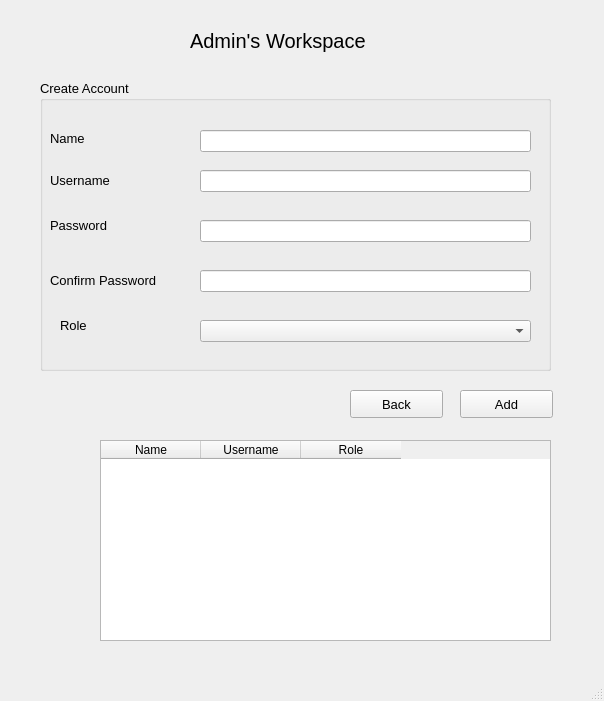
Muneeba-Badar/DB-Final-Project, file admin.ui: the form before one commit.
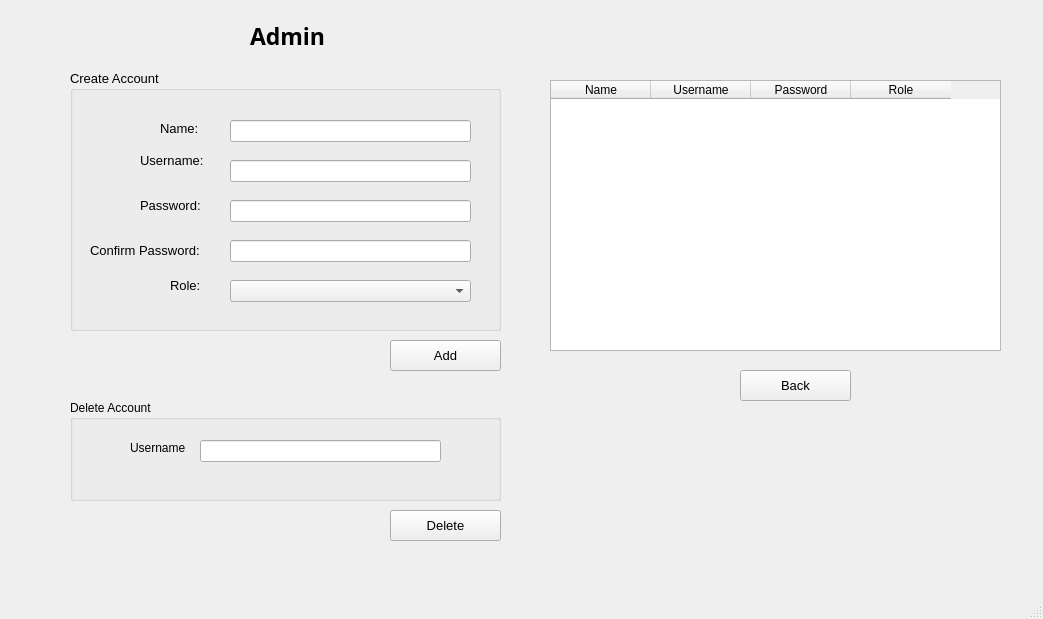
The form after the commit.

Diff of the .ui file:
```diff
--- a/admin.ui
+++ b/admin.ui
@@ -6,36 +6,18 @@
    <rect>
     <x>0</x>
     <y>0</y>
-    <width>604</width>
-    <height>701</height>
+    <width>1043</width>
+    <height>619</height>
    </rect>
   </property>
   <property name="windowTitle">
    <string>MainWindow</string>
   </property>
   <widget class="QWidget" name="centralwidget">
-   <widget class="QLabel" name="label">
-    <property name="geometry">
-     <rect>
-      <x>190</x>
-      <y>10</y>
-      <width>301</width>
-      <height>61</height>
-     </rect>
-    </property>
-    <property name="font">
-     <font>
-      <pointsize>15</pointsize>
-     </font>
-    </property>
-    <property name="text">
-     <string>Admin's Workspace</string>
-    </property>
-   </widget>
    <widget class="QLabel" name="label_2">
     <property name="geometry">
      <rect>
-      <x>70</x>
+      <x>110</x>
       <y>130</y>
       <width>55</width>
       <height>16</height>
@@ -48,10 +30,10 @@
    <widget class="QGroupBox" name="groupBox">
     <property name="geometry">
      <rect>
-      <x>40</x>
-      <y>80</y>
-      <width>511</width>
-      <height>291</height>
+      <x>70</x>
+      <y>70</y>
+      <width>431</width>
+      <height>261</height>
      </rect>
     </property>
     <property name="font">
@@ -65,40 +47,40 @@
     <widget class="QLabel" name="label_3">
      <property name="geometry">
       <rect>
-       <x>10</x>
-       <y>80</y>
+       <x>70</x>
+       <y>70</y>
        <width>81</width>
        <height>41</height>
       </rect>
      </property>
      <property name="text">
-      <string>Username</string>
+      <string>Username:</string>
      </property>
     </widget>
     <widget class="QLabel" name="label_4">
      <property name="geometry">
       <rect>
-       <x>10</x>
-       <y>130</y>
+       <x>70</x>
+       <y>120</y>
        <width>81</width>
        <height>31</height>
       </rect>
      </property>
      <property name="text">
-      <string>Password</string>
+      <string>Password:</string>
      </property>
     </widget>
     <widget class="QLabel" name="label_5">
      <property name="geometry">
       <rect>
-       <x>20</x>
-       <y>230</y>
-       <width>81</width>
+       <x>100</x>
+       <y>200</y>
+       <width>51</width>
        <height>31</height>
       </rect>
      </property>
      <property name="text">
-      <string>Role</string>
+      <string>Role:</string>
      </property>
     </widget>
     <widget class="QLineEdit" name="Username">
@@ -106,7 +88,7 @@
       <rect>
        <x>160</x>
        <y>90</y>
-       <width>331</width>
+       <width>241</width>
        <height>22</height>
       </rect>
      </property>
@@ -115,8 +97,8 @@
      <property name="geometry">
       <rect>
        <x>160</x>
-       <y>140</y>
-       <width>331</width>
+       <y>130</y>
+       <width>241</width>
        <height>22</height>
       </rect>
      </property>
@@ -128,8 +110,8 @@
      <property name="geometry">
       <rect>
        <x>160</x>
-       <y>240</y>
-       <width>331</width>
+       <y>210</y>
+       <width>241</width>
        <height>22</height>
       </rect>
      </property>
@@ -137,14 +119,14 @@
     <widget class="QLabel" name="label_6">
      <property name="geometry">
       <rect>
-       <x>10</x>
+       <x>90</x>
        <y>50</y>
        <width>55</width>
        <height>16</height>
       </rect>
      </property>
      <property name="text">
-      <string>Name</string>
+      <string>Name:</string>
      </property>
     </widget>
     <widget class="QLineEdit" name="Name">
@@ -152,7 +134,7 @@
       <rect>
        <x>160</x>
        <y>50</y>
-       <width>331</width>
+       <width>241</width>
        <height>22</height>
       </rect>
      </property>
@@ -160,22 +142,22 @@
     <widget class="QLabel" name="label_7">
      <property name="geometry">
       <rect>
-       <x>10</x>
-       <y>190</y>
-       <width>141</width>
+       <x>20</x>
+       <y>170</y>
+       <width>121</width>
        <height>21</height>
       </rect>
      </property>
      <property name="text">
-      <string>Confirm Password</string>
+      <string>Confirm Password:</string>
      </property>
     </widget>
     <widget class="QLineEdit" name="ConfirmPassword">
      <property name="geometry">
       <rect>
        <x>160</x>
-       <y>190</y>
-       <width>331</width>
+       <y>170</y>
+       <width>241</width>
        <height>22</height>
       </rect>
      </property>
@@ -187,10 +169,10 @@
    <widget class="QPushButton" name="AAddBtn">
     <property name="geometry">
      <rect>
-      <x>460</x>
-      <y>390</y>
-      <width>93</width>
-      <height>28</height>
+      <x>390</x>
+      <y>340</y>
+      <width>111</width>
+      <height>31</height>
      </rect>
     </property>
     <property name="font">
@@ -202,38 +184,13 @@
      <string>Add</string>
     </property>
    </widget>
-   <widget class="QTableWidget" name="AdminTable">
-    <property name="geometry">
-     <rect>
-      <x>100</x>
-      <y>440</y>
-      <width>451</width>
-      <height>201</height>
-     </rect>
-    </property>
-    <column>
-     <property name="text">
-      <string>Name</string>
-     </property>
-    </column>
-    <column>
-     <property name="text">
-      <string>Username</string>
-     </property>
-    </column>
-    <column>
-     <property name="text">
-      <string>Role</string>
-     </property>
-    </column>
-   </widget>
    <widget class="QPushButton" name="ABackBtn">
     <property name="geometry">
      <rect>
-      <x>350</x>
-      <y>390</y>
-      <width>93</width>
-      <height>28</height>
+      <x>740</x>
+      <y>370</y>
+      <width>111</width>
+      <height>31</height>
      </rect>
     </property>
     <property name="font">
@@ -245,6 +202,126 @@
      <string>Back</string>
     </property>
    </widget>
+   <widget class="QLabel" name="label_8">
+    <property name="geometry">
+     <rect>
+      <x>250</x>
+      <y>10</y>
+      <width>81</width>
+      <height>51</height>
+     </rect>
+    </property>
+    <property name="font">
+     <font>
+      <family>Berlin Sans FB Demi</family>
+      <pointsize>17</pointsize>
+      <weight>75</weight>
+      <bold>true</bold>
+     </font>
+    </property>
+    <property name="text">
+     <string>Admin</string>
+    </property>
+   </widget>
+   <widget class="QTableWidget" name="AdminTable">
+    <property name="geometry">
+     <rect>
+      <x>550</x>
+      <y>80</y>
+      <width>451</width>
+      <height>271</height>
+     </rect>
+    </property>
+    <column>
+     <property name="text">
+      <string>Name</string>
+     </property>
+    </column>
+    <column>
+     <property name="text">
+      <string>Username</string>
+     </property>
+    </column>
+    <column>
+     <property name="text">
+      <string>Password</string>
+     </property>
+    </column>
+    <column>
+     <property name="text">
+      <string>Role</string>
+     </property>
+    </column>
+   </widget>
+   <widget class="QGroupBox" name="groupBox_2">
+    <property name="geometry">
+     <rect>
+      <x>70</x>
+      <y>400</y>
+      <width>431</width>
+      <height>101</height>
+     </rect>
+    </property>
+    <property name="font">
+     <font>
+      <pointsize>9</pointsize>
+     </font>
+    </property>
+    <property name="title">
+     <string>Delete Account</string>
+    </property>
+    <widget class="QLabel" name="label_9">
+     <property name="geometry">
+      <rect>
+       <x>60</x>
+       <y>40</y>
+       <width>55</width>
+       <height>16</height>
+      </rect>
+     </property>
+     <property name="font">
+      <font>
+       <pointsize>9</pointsize>
+      </font>
+     </property>
+     <property name="text">
+      <string>Username:</string>
+     </property>
+    </widget>
+    <widget class="QLineEdit" name="Name_2">
+     <property name="geometry">
+      <rect>
+       <x>130</x>
+       <y>40</y>
+       <width>241</width>
+       <height>22</height>
+      </rect>
+     </property>
+     <property name="font">
+      <font>
+       <pointsize>9</pointsize>
+      </font>
+     </property>
+    </widget>
+   </widget>
+   <widget class="QPushButton" name="ADelBtn">
+    <property name="geometry">
+     <rect>
+      <x>390</x>
+      <y>510</y>
+      <width>111</width>
+      <height>31</height>
+     </rect>
+    </property>
+    <property name="font">
+     <font>
+      <pointsize>10</pointsize>
+     </font>
+    </property>
+    <property name="text">
+     <string>Delete</string>
+    </property>
+   </widget>
   </widget>
   <widget class="QMenuBar" name="menubar">
    <property name="geometry">
```
Left out of the diff: 4 changed lines with no effect on the pictures.
